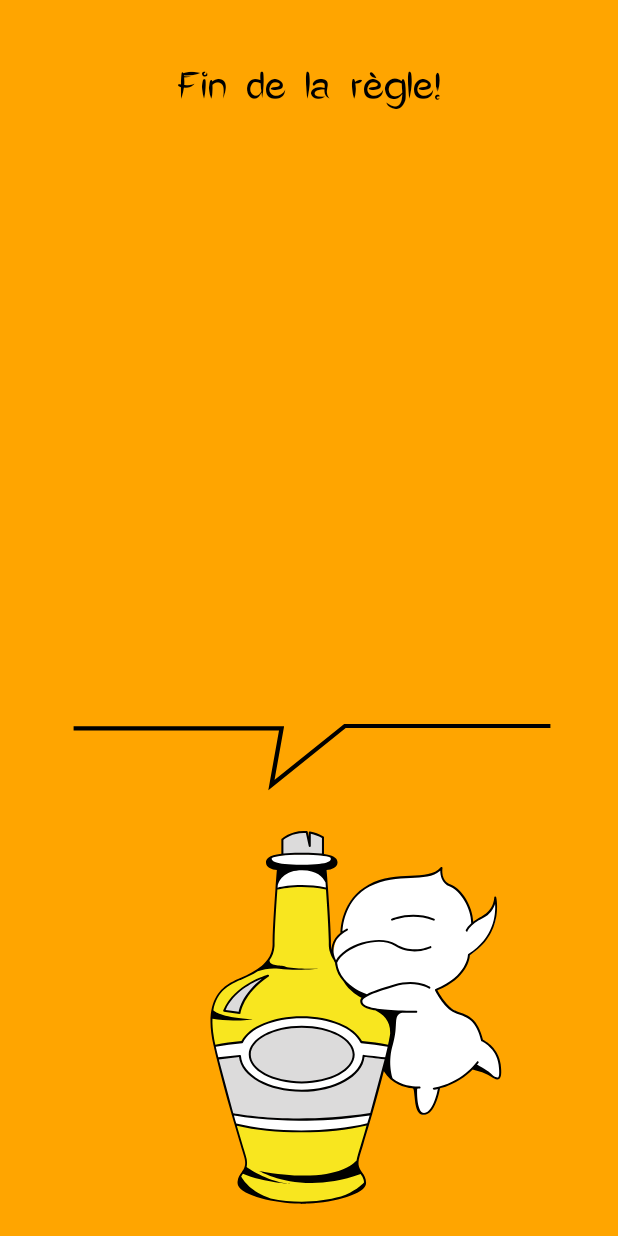
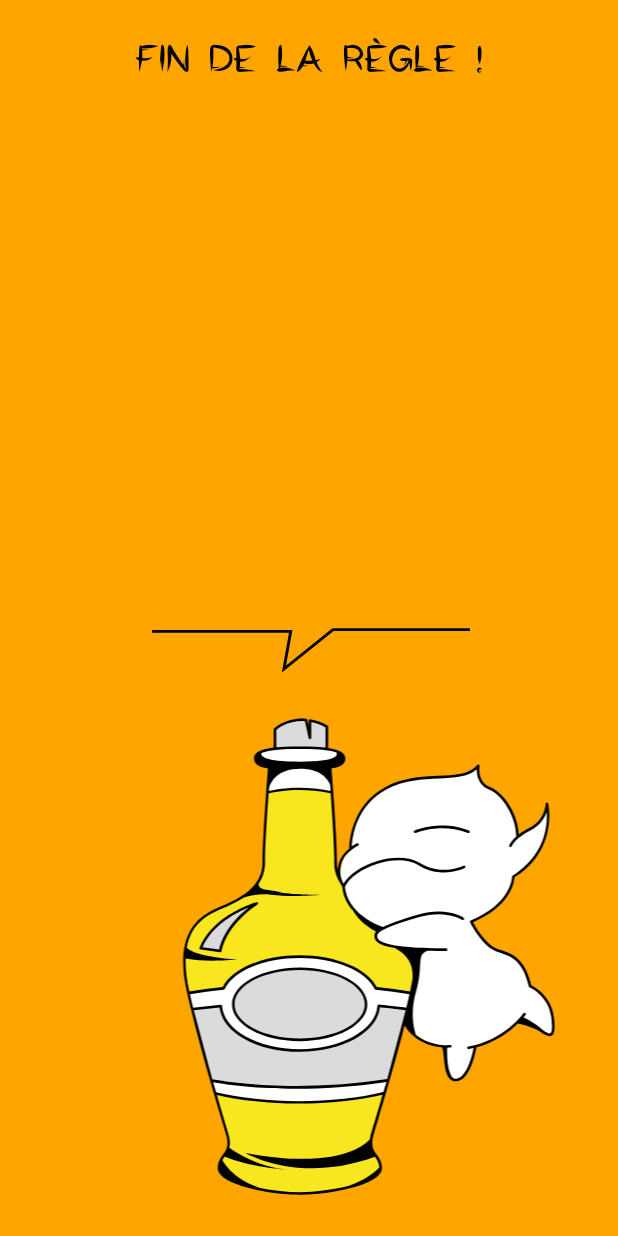
Before and after one commit to Rom184/kcup-game, an Android app: the NewRuleNextActivity screen opened directly, with no data from a screen before it, on a phone screen of 412 x 824 dp. Run offline under Robolectric (Android 15) with nearby library versions, the phone set to English and light mode, and no system bars; 1 statement that could not run was skipped.

Commit message:
Improve all view in game

```diff
--- a/K-cup/app/src/main/res/drawable/ic_bulle.xml
+++ b/K-cup/app/src/main/res/drawable/ic_bulle.xml
@@ -1,6 +1,6 @@
 <vector xmlns:android="http://schemas.android.com/apk/res/android"
-    android:width="124dp"
-    android:height="24dp"
+    android:width="248dp"
+    android:height="48dp"
     android:viewportHeight="286.0"
     android:viewportWidth="1434.0">
     <path
--- a/K-cup/app/src/main/res/drawable/white_bulle.xml
+++ b/K-cup/app/src/main/res/drawable/white_bulle.xml
@@ -1,6 +1,6 @@
 <vector xmlns:android="http://schemas.android.com/apk/res/android"
-    android:width="124dp"
-    android:height="24dp"
+    android:width="248dp"
+    android:height="48dp"
     android:viewportHeight="286.0"
     android:viewportWidth="1434.0">
     <path
--- a/K-cup/app/src/main/res/layout/activity_new_rule_next.xml
+++ b/K-cup/app/src/main/res/layout/activity_new_rule_next.xml
@@ -15,52 +15,48 @@
         android:orientation="vertical"
         android:weightSum="100">
 
-        <com.airbnb.lottie.LottieAnimationView
-            android:id="@+id/animation_view"
-            android:layout_width="match_parent"
-            android:layout_height="0dp"
-            android:layout_gravity="center"
-            android:layout_weight="50"
-            android:visibility="gone" />
-
         <TextView
-            android:id="@+id/title_rule"
-            android:layout_width="wrap_content"
-            android:layout_height="wrap_content"
-            android:layout_gravity="center"
-            android:layout_marginTop="42dp"
-            android:text="@string/new_rule_next_title"
-            android:textColor="@android:color/black"
-            android:textSize="32sp"
-            android:textStyle="bold" />
-
-        <TextView
-            android:id="@+id/content_rule"
+            android:id="@+id/title"
             android:layout_width="wrap_content"
             android:layout_height="0dp"
             android:layout_gravity="center"
-            android:layout_marginBottom="12dp"
-            android:layout_marginTop="12dp"
-            android:layout_weight="50"
+            android:layout_weight="10"
             android:gravity="center"
-            android:paddingLeft="12dp"
-            android:paddingRight="12dp"
+            android:text="@string/new_rule_next_title"
             android:textColor="@android:color/black"
-            android:textSize="24sp"
-            tools:text="@string/dialog_game_title" />
+            android:textSize="32sp" />
 
-        <ImageView
-            android:id="@+id/bulle"
+        <FrameLayout
             android:layout_width="match_parent"
             android:layout_height="0dp"
-            android:layout_weight="10"
-            android:src="@drawable/ic_bulle" />
+            android:layout_marginLeft="12dp"
+            android:layout_marginRight="12dp"
+            android:layout_weight="45">
+
+            <TextView
+                android:id="@+id/content_rule"
+                android:layout_width="match_parent"
+                android:layout_height="match_parent"
+                android:layout_gravity="center"
+                android:gravity="center"
+                android:textColor="@android:color/black"
+                android:textSize="24sp"
+                tools:text="@string/dialog_game_title" />
+
+            <ImageView
+                android:id="@+id/bulle"
+                android:layout_width="wrap_content"
+                android:layout_height="wrap_content"
+                android:layout_gravity="bottom|center"
+                android:src="@drawable/ic_bulle" />
+
+        </FrameLayout>
 
         <ImageView
             android:layout_width="match_parent"
             android:layout_height="0dp"
             android:layout_gravity="bottom"
-            android:layout_weight="40"
+            android:layout_weight="45"
             android:src="@drawable/ic_kcup_bouteille" />
 
     </LinearLayout>
@@ -70,8 +66,8 @@
         android:layout_width="wrap_content"
         android:layout_height="wrap_content"
         android:layout_gravity="start"
-        android:layout_margin="18dp"
         android:background="?selectableItemBackgroundBorderless"
+        android:padding="12dp"
         android:src="@drawable/ic_reply_all_black_24dp"
         android:tint="@color/black_selected_white"
         android:visibility="gone"
@@ -81,10 +77,9 @@
         android:id="@+id/count"
         android:layout_width="wrap_content"
         android:layout_height="wrap_content"
-        android:layout_gravity="end"
-        android:layout_margin="18dp"
-        android:text=""
+        android:layout_gravity="bottom|right"
+        android:layout_margin="12dp"
         android:textColor="@android:color/black"
-        android:textSize="24sp" />
+        android:textSize="14sp" />
 
 </FrameLayout>
```
Also changed, not shown: K-cup/app/src/main/java/game/ChallengeActivity.java (+7 -3 lines), K-cup/app/src/main/java/game/ChoiceActivity.java (+7 -3 lines), K-cup/app/src/main/java/game/KcupActivity.java (+2 -33 lines), K-cup/app/src/main/java/game/NewRuleActivity.java (+2 -38 lines), K-cup/app/src/main/java/game/NewRuleNextActivity.java (+2 -39 lines), K-cup/app/src/main/java/game/NoNeedPlayerActivity.java (+8 -3 lines), K-cup/app/src/main/res/drawable/ic_reply_all_white_24dp.xml (+5 -5 lines), K-cup/app/src/main/res/layout/activity_challenge.xml (+32 -26 lines), K-cup/app/src/main/res/layout/activity_choice.xml (+32 -26 lines), K-cup/app/src/main/res/layout/activity_kcup.xml (+23 -29 lines), K-cup/app/src/main/res/layout/activity_new_rule.xml (+32 -37 lines), K-cup/app/src/main/res/layout/activity_no_need_player.xml (+32 -26 lines), K-cup/app/src/main/res/values/strings.xml (+8 -4 lines).
